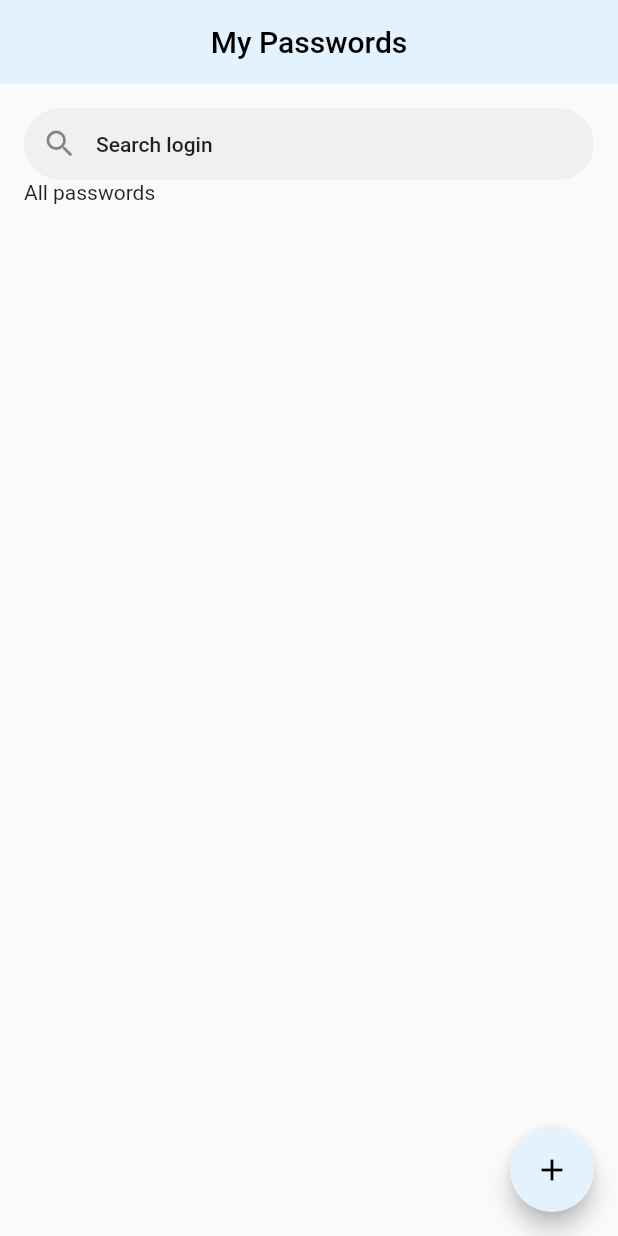
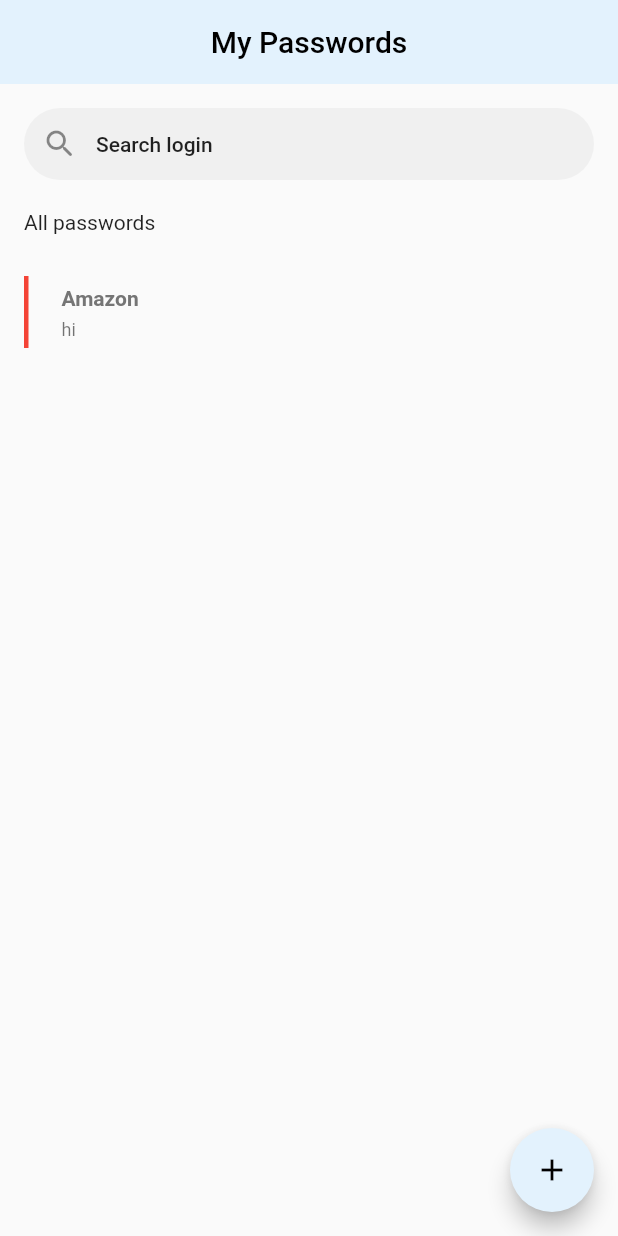
Before and after one commit to MikhalevKonstantin/password-manager, a Flutter app: the screen it shows after launch, on a phone screen of 412 x 824 dp. Run offline on Flutter 3.47's test engine with Material 2 defaults, Android fonts, the phone set to English and light mode, and no system bars.

Commit message:
add login,create pass

```diff
--- a/lib/screens/logins/logins.dart
+++ b/lib/screens/logins/logins.dart
@@ -1,5 +1,6 @@
 import 'package:flutter/material.dart';
 import 'package:password_manager/screens/add_login/add_login.dart';
+import 'package:password_manager/screens/create_pass/create_pass.dart';
 import 'package:password_manager/screens/logins/views/search_login.dart';
 
 class Logins extends StatelessWidget {
@@ -11,13 +12,16 @@ class Logins extends StatelessWidget {
       floatingActionButton: FloatingActionButton(
         onPressed: () {
           Navigator.push(
-            context, MaterialPageRoute(
-            builder: (context) => AddLogin(),
-          )
-          );
+              context,
+              MaterialPageRoute(
+                builder: (context) => AddLogin(),
+              ));
         },
         backgroundColor: Colors.blue.shade50,
-        child: Icon(Icons.add, color: Colors.black,),
+        child: Icon(
+          Icons.add,
+          color: Colors.black,
+        ),
       ),
       appBar: AppBar(
         elevation: 0,
@@ -35,10 +39,38 @@ class Logins extends StatelessWidget {
             crossAxisAlignment: CrossAxisAlignment.start,
             children: [
               SearchLogin(),
+              SizedBox(
+                height: 20,
+              ),
               Text('All passwords'),
-
-
-
+              SizedBox(
+                height: 20,
+              ),
+              ListTile(
+                onTap: () {
+                  Navigator.push(
+                      context,
+                      MaterialPageRoute(
+                        builder: (context) => CreatePass(),
+                      ));
+                },
+                contentPadding: EdgeInsets.only(left: 0.0, right: 0.0),
+                dense: true,
+                leading: Container(
+                  width: 3,
+                  color: Colors.red,
+                ),
+                horizontalTitleGap: -15,
+                title: Text(
+                  'Amazon',
+                  style: TextStyle(
+                    fontSize: 14.0,
+                    fontWeight: FontWeight.bold,
+                    color: Colors.grey.shade600,
+                  ),
+                ),
+                subtitle: Text('hi'),
+              ),
             ],
           ),
         ),
--- a/lib/screens/logins/views/search_login.dart
+++ b/lib/screens/logins/views/search_login.dart
@@ -5,7 +5,7 @@ class SearchLogin extends StatelessWidget {
 
   @override
   Widget build(BuildContext context) {
-    return TextFormField(
+    return TextField(
       controller: TextEditingController(),
       focusNode: FocusNode(),
       decoration: InputDecoration(
@@ -19,7 +19,8 @@ class SearchLogin extends StatelessWidget {
         hintText: 'Search login',
         hintStyle: Theme.of(context).textTheme.bodyText1,
         prefixIcon: IconButton(
-          icon: Icon(Icons.search_rounded), onPressed: () {  },
+          icon: Icon(Icons.search_rounded),
+          onPressed: () {},
         ),
       ),
     );
```
Also changed, not shown: lib/screens/add_login/add_login.dart (+27 -1 lines), lib/screens/create_pass/create_pass.dart (added, +49 -0 lines).
